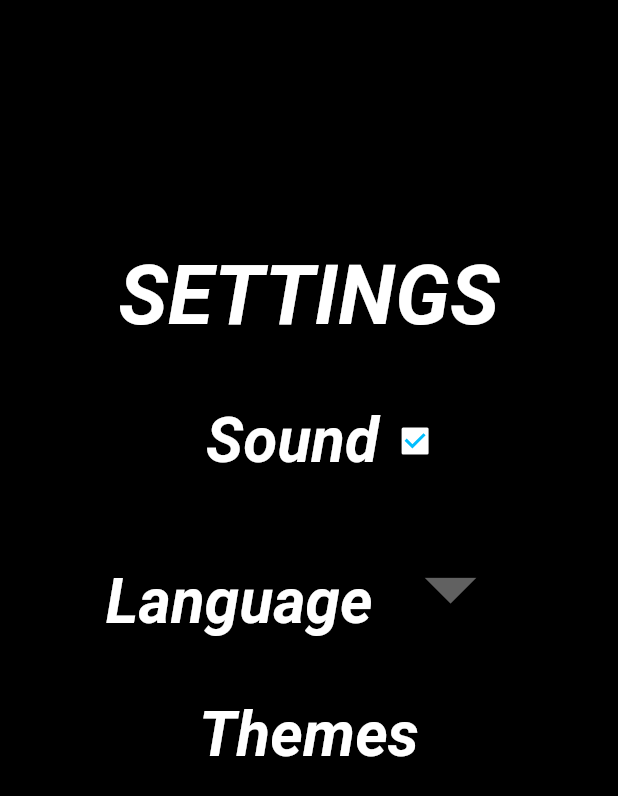
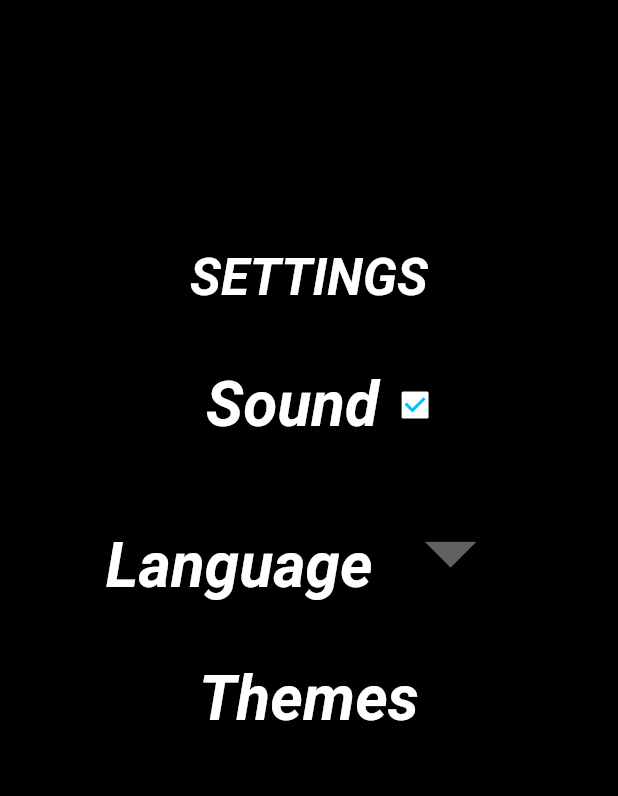
Before and after one commit to AdaoProjects/word_search_flutter, a Flutter app: the screen it shows after launch, after a tap on the "settings" icon, on a phone screen of 412 x 824 dp. Shown: the top 796 px of the screen. Run offline on Flutter 3.47's test engine with Material 2 defaults, Android fonts, the phone set to English and light mode, and no system bars; our stand-ins replace audioplayers, shared_preferences.

Commit message:
now in web

```diff
--- a/lib/screens/settings.dart
+++ b/lib/screens/settings.dart
@@ -28,7 +28,7 @@ class _SettingsState extends State<Settings> {
                           color: Colors.white,
                           fontWeight: FontWeight.bold,
                           fontStyle: FontStyle.italic,
-                          fontSize: MediaQuery. of(context). size. height/15)
+                          fontSize: MediaQuery. of(context). size. width/12)
                   ),
 
                   SizedBox(height:MediaQuery.of(context).size.height/20),
```
Also changed, not shown: lib/screens/game_easy.dart (+5 -4 lines), lib/screens/game_hard.dart (+5 -7 lines), lib/screens/game_medium.dart (+5 -4 lines).
